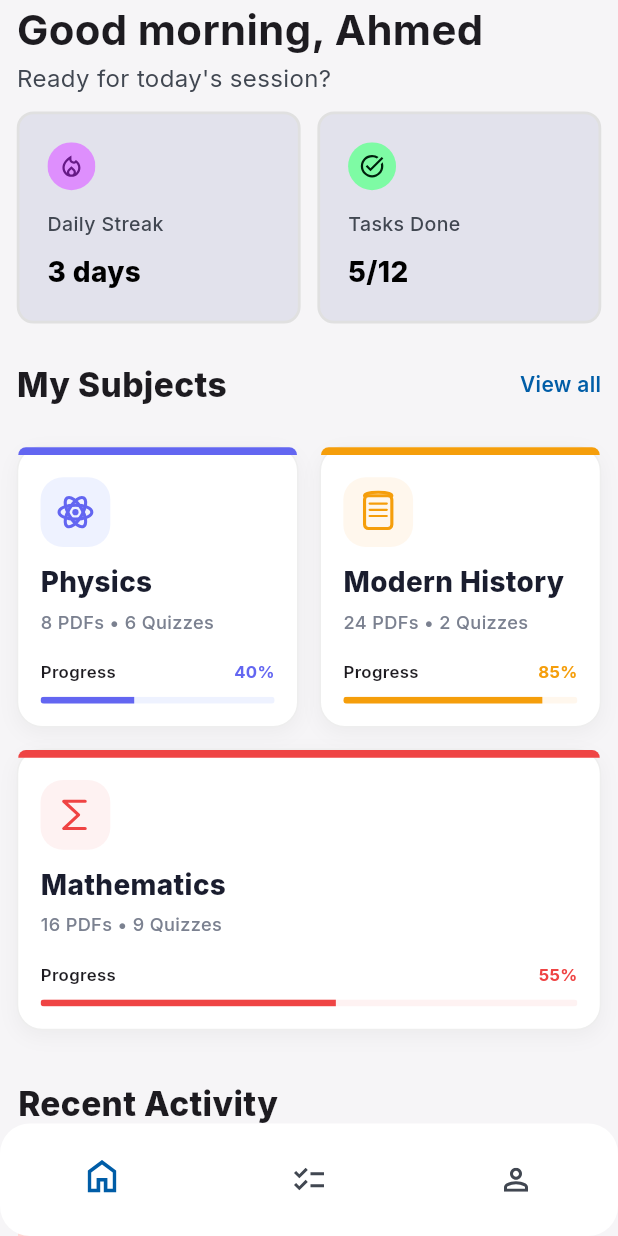
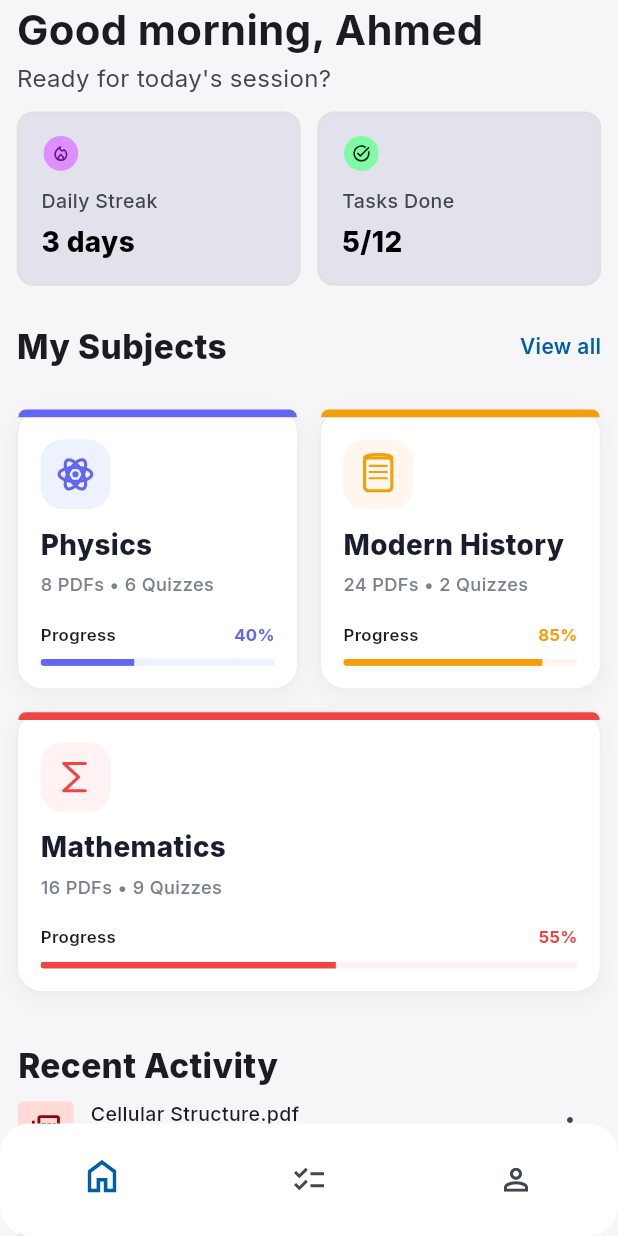
Before and after one commit to ahmedEhab10/study_flow, a Flutter app: the MainLayout screen opened by its route, on a phone screen of 412 x 824 dp. Run offline on Flutter 3.47's test engine with Material 3 defaults, Android fonts, the phone set to English and light mode, and no system bars; our stand-ins replace dots_indicator, flutter_screenutil, flutter_svg, google_fonts; project files that could hold a hidden picture were left out.

Commit message:
fix some error in ui

```diff
--- a/lib/Core/Helper/delay_funcation.dart
+++ b/lib/Core/Helper/delay_funcation.dart
@@ -1,5 +1,4 @@
-void delayFunction(int seconds, {Function? function}) async {
-  await Future.delayed(Duration(seconds: seconds), () {
-    function!();
-  });
+Future<void> delayFunction(int seconds, {void Function()? function}) async {
+  await Future.delayed(Duration(seconds: seconds));
+  function?.call();
 }
--- a/lib/Core/Helper/subject_icon_pranter.dart
+++ b/lib/Core/Helper/subject_icon_pranter.dart
@@ -1,4 +1,4 @@
-import 'package:flutter/cupertino.dart';
+import 'package:flutter/material.dart';
 import 'package:study_flow/Core/Models/Subject_Model.dart';
 
 class SubjectIconWidget extends StatelessWidget {
@@ -114,7 +114,7 @@ class _SubjectIconPainter extends CustomPainter {
 
     // rungs
     final rungPaint = Paint()
-      ..color = p.color.withOpacity(0.5)
+      ..color = p.color.withValues(alpha: 0.5)
       ..strokeWidth = p.strokeWidth * 0.7
       ..strokeCap = StrokeCap.round;
     for (double t = 0.28; t <= 0.72; t += 0.22) {
@@ -220,7 +220,7 @@ class _SubjectIconPainter extends CustomPainter {
     liquidPath.lineTo(s.width * 0.88, s.height * 0.88);
     liquidPath.lineTo(s.width * 0.12, s.height * 0.88);
     liquidPath.close();
-    canvas.drawPath(liquidPath, f..color = f.color.withOpacity(0.35));
+    canvas.drawPath(liquidPath, f..color = f.color.withValues(alpha: 0.35));
 
     // top stopper line
     canvas.drawLine(
@@ -302,7 +302,7 @@ class _SubjectIconPainter extends CustomPainter {
 
     // lines on left
     final linePaint = Paint()
-      ..color = p.color.withOpacity(0.5)
+      ..color = p.color.withValues(alpha: 0.5)
       ..strokeWidth = p.strokeWidth * 0.6
       ..strokeCap = StrokeCap.round;
     for (double y = 0.35; y <= 0.68; y += 0.12) {
@@ -414,5 +414,7 @@ class _SubjectIconPainter extends CustomPainter {
   }
 
   @override
-  bool shouldRepaint(covariant CustomPainter oldDelegate) => false;
+  bool shouldRepaint(covariant _SubjectIconPainter oldDelegate) {
+    return oldDelegate.icon != icon || oldDelegate.color != color;
+  }
 }
--- a/lib/Core/Routes_Manager/routes_manager.dart
+++ b/lib/Core/Routes_Manager/routes_manager.dart
@@ -8,10 +8,12 @@ class RoutesManager {
   static Route? onGenerateRoute(RouteSettings settings) {
     switch (settings.name) {
       case Routes.splash:
-        return CupertinoPageRoute(builder: (context) => SplashScreen());
+        return CupertinoPageRoute(builder: (context) => const SplashScreen());
 
       case Routes.onboarding:
-        return CupertinoPageRoute(builder: (context) => OnboardingScreen());
+        return CupertinoPageRoute(
+          builder: (context) => const OnboardingScreen(),
+        );
 
       case Routes.main_layout:
         return CupertinoPageRoute(builder: (context) => const MainLayout());
--- a/lib/Core/Widgets/custom_elevated_button.dart
+++ b/lib/Core/Widgets/custom_elevated_button.dart
@@ -1,4 +1,3 @@
-import 'package:flutter/cupertino.dart';
 import 'package:flutter/material.dart';
 import 'package:study_flow/Core/resources/Colors_Manager.dart';
 
--- a/lib/features/Onboarding/Presentation/Widgets/onboardin_screen_body.dart
+++ b/lib/features/Onboarding/Presentation/Widgets/onboardin_screen_body.dart
@@ -1,5 +1,4 @@
 import 'package:dots_indicator/dots_indicator.dart';
-import 'package:flutter/cupertino.dart';
 import 'package:flutter/material.dart';
 import 'package:google_fonts/google_fonts.dart';
 import 'package:study_flow/Core/Routes_Manager/routes.dart';
--- a/lib/features/Onboarding/Presentation/Widgets/onboarding_screen_one.dart
+++ b/lib/features/Onboarding/Presentation/Widgets/onboarding_screen_one.dart
@@ -1,4 +1,3 @@
-import 'package:flutter/cupertino.dart';
 import 'package:flutter/material.dart';
 import 'package:study_flow/Core/Utils/app_assets.dart';
 import 'package:study_flow/Core/resources/Colors_Manager.dart';
--- a/lib/features/Onboarding/Presentation/Widgets/onboarding_screen_three.dart
+++ b/lib/features/Onboarding/Presentation/Widgets/onboarding_screen_three.dart
@@ -1,4 +1,4 @@
-import 'package:flutter/cupertino.dart';
+import 'package:flutter/material.dart';
 import 'package:study_flow/Core/Utils/app_assets.dart';
 import 'package:study_flow/Core/resources/Colors_Manager.dart';
 
--- a/lib/features/Onboarding/Presentation/Widgets/onboarding_screen_two.dart
+++ b/lib/features/Onboarding/Presentation/Widgets/onboarding_screen_two.dart
@@ -1,4 +1,4 @@
-import 'package:flutter/cupertino.dart';
+import 'package:flutter/material.dart';
 import 'package:study_flow/Core/Utils/app_assets.dart';
 import 'package:study_flow/Core/resources/Colors_Manager.dart';
 
--- a/lib/features/Onboarding/Presentation/onboarding_screen.dart
+++ b/lib/features/Onboarding/Presentation/onboarding_screen.dart
@@ -1,4 +1,3 @@
-import 'package:flutter/cupertino.dart';
 import 'package:flutter/material.dart';
 import 'package:study_flow/features/Onboarding/Presentation/Widgets/onboardin_screen_body.dart';
 
--- a/lib/features/Splash/presentation/widget/splash_screen_body.dart
+++ b/lib/features/Splash/presentation/widget/splash_screen_body.dart
@@ -1,8 +1,6 @@
-import 'package:flutter/cupertino.dart';
 import 'package:flutter/material.dart';
 import 'package:study_flow/Core/Helper/delay_funcation.dart';
 import 'package:study_flow/Core/Routes_Manager/routes.dart';
-import 'package:study_flow/Core/Utils/app_assets.dart';
 
 class SplashScreenBody extends StatefulWidget {
   const SplashScreenBody({super.key});
@@ -14,10 +12,14 @@ class SplashScreenBody extends StatefulWidget {
 class _SplashScreenBodyState extends State<SplashScreenBody> {
   @override
   void initState() {
+    super.initState();
+
     delayFunction(
       2,
-      function: () =>
-          Navigator.pushReplacementNamed(context, Routes.onboarding),
+      function: () {
+        if (!mounted) return;
+        Navigator.pushReplacementNamed(context, Routes.onboarding);
+      },
     );
   }
 
--- a/lib/features/main/Home/presentation/Home_screen.dart
+++ b/lib/features/main/Home/presentation/Home_screen.dart
@@ -6,6 +6,6 @@ class HomeScreen extends StatelessWidget {
 
   @override
   Widget build(BuildContext context) {
-    return Scaffold(body: SafeArea(child: HomeScreenBody()));
+    return const Scaffold(body: SafeArea(child: HomeScreenBody()));
   }
 }
--- a/lib/features/main/Home/presentation/widgets/SubjectCardAi.dart
+++ b/lib/features/main/Home/presentation/widgets/SubjectCardAi.dart
@@ -1,4 +1,3 @@
-import 'package:flutter/cupertino.dart';
 import 'package:flutter/material.dart';
 import 'package:study_flow/Core/Helper/subject_icon_pranter.dart';
 import 'package:study_flow/Core/Models/Subject_Model.dart';
@@ -59,12 +58,12 @@ class _SubjectCardState extends State<SubjectCard>
             borderRadius: BorderRadius.circular(20),
             boxShadow: [
               BoxShadow(
-                color: s.accent.withOpacity(0.10),
+                color: s.accent.withValues(alpha: 0.10),
                 blurRadius: 18,
                 offset: const Offset(0, 6),
               ),
               BoxShadow(
-                color: Colors.black.withOpacity(0.04),
+                color: Colors.black.withValues(alpha: 0.04),
                 blurRadius: 6,
                 offset: const Offset(0, 2),
               ),
--- a/lib/features/main/Home/presentation/widgets/information_item.dart
+++ b/lib/features/main/Home/presentation/widgets/information_item.dart
@@ -1,9 +1,7 @@
-import 'package:flutter/cupertino.dart';
 import 'package:flutter/material.dart';
 import 'package:flutter_screenutil/flutter_screenutil.dart';
 import 'package:flutter_svg/flutter_svg.dart';
 import 'package:google_fonts/google_fonts.dart';
-import 'package:study_flow/Core/Utils/app_assets.dart';
 
 class InformationItem extends StatelessWidget {
   const InformationItem({
@@ -12,43 +10,48 @@ class InformationItem extends StatelessWidget {
     required this.icon,
     required this.theinfo,
   });
-  final String title, icon, theinfo;
+
+  final String title;
+  final String icon;
+  final String theinfo;
 
   @override
   Widget build(BuildContext context) {
     return Container(
-      padding: EdgeInsets.all(20.r),
-      // height: 135.h,
-      width: 160.w,
+      width: double.infinity,
+      padding: EdgeInsets.all(16.r),
       decoration: BoxDecoration(
-        color: Color(0xffE2E2EC),
+        color: const Color(0xffE2E2EC),
         borderRadius: BorderRadius.circular(12.r),
-        border: Border.fromBorderSide(
-          BorderSide(color: Colors.grey.shade300, width: 2.w),
-        ),
+        border: Border.all(color: Colors.grey.shade300, width: 1.5),
       ),
       child: Column(
         crossAxisAlignment: CrossAxisAlignment.start,
+        mainAxisSize: MainAxisSize.min,
         children: [
-          SvgPicture.asset(icon),
+          SvgPicture.asset(icon, width: 28.r, height: 28.r),
           SizedBox(height: 8.h),
           Text(
             title,
+            maxLines: 1,
+            overflow: TextOverflow.ellipsis,
             style: GoogleFonts.inter(
               color: const Color(0xFF414751),
               fontSize: 14.sp,
               fontWeight: FontWeight.w500,
-              height: 1.50,
+              height: 1.35,
             ),
           ),
-          SizedBox(height: 8.h),
+          SizedBox(height: 6.h),
           Text(
             theinfo,
+            maxLines: 1,
+            overflow: TextOverflow.ellipsis,
             style: GoogleFonts.inter(
-              color: const Color.fromARGB(255, 0, 0, 0),
+              color: Colors.black,
               fontSize: 20.sp,
               fontWeight: FontWeight.w800,
-              height: 1.50,
+              height: 1.35,
             ),
           ),
         ],
--- a/lib/features/main/Home/presentation/widgets/information_list.dart
+++ b/lib/features/main/Home/presentation/widgets/information_list.dart
@@ -1,4 +1,4 @@
-import 'package:flutter/cupertino.dart';
+import 'package:flutter/material.dart';
 import 'package:flutter_screenutil/flutter_screenutil.dart';
 import 'package:study_flow/Core/Utils/app_assets.dart';
 import 'package:study_flow/features/main/Home/presentation/widgets/information_item.dart';
@@ -8,19 +8,40 @@ class InformationList extends StatelessWidget {
 
   @override
   Widget build(BuildContext context) {
+    return LayoutBuilder(
+      builder: (context, constraints) {
+        final isNarrow = constraints.maxWidth < 340;
+
+        if (isNarrow) {
+          return Column(
+            children: [
+              const InformationItem(
+                title: 'Daily Streak',
+                icon: Assets.svgsStreak,
+                theinfo: '3 days',
+              ),
+              SizedBox(height: 12.h),
+              const InformationItem(
+                title: 'Tasks Done',
+                icon: Assets.svgsDone,
+                theinfo: '5/12',
+              ),
+            ],
+          );
+        }
+
         return Row(
           children: [
-        Expanded(
-          child: const InformationItem(
+            const Expanded(
+              child: InformationItem(
                 title: 'Daily Streak',
                 icon: Assets.svgsStreak,
                 theinfo: '3 days',
               ),
             ),
             SizedBox(width: 12.w),
-
-        Expanded(
-          child: const InformationItem(
+            const Expanded(
+              child: InformationItem(
                 title: 'Tasks Done',
                 icon: Assets.svgsDone,
                 theinfo: '5/12',
@@ -28,5 +49,7 @@ class InformationList extends StatelessWidget {
             ),
           ],
         );
+      },
+    );
   }
 }
--- a/lib/features/main/Home/presentation/widgets/recent_active.dart
+++ b/lib/features/main/Home/presentation/widgets/recent_active.dart
@@ -1,4 +1,3 @@
-import 'package:flutter/cupertino.dart';
 import 'package:flutter/material.dart';
 import 'package:flutter_screenutil/flutter_screenutil.dart';
 import 'package:flutter_svg/svg.dart';
@@ -10,15 +9,20 @@ class RecentActiveitem extends StatelessWidget {
 
   @override
   Widget build(BuildContext context) {
-    return Row(
+    return Padding(
+      padding: EdgeInsets.symmetric(vertical: 6.h),
+      child: Row(
         children: [
-        SvgPicture.asset(Assets.svgsPdfSvg),
+          SvgPicture.asset(Assets.svgsPdfSvg, width: 40.r, height: 40.r),
           SizedBox(width: 12.w),
-        Column(
+          Expanded(
+            child: Column(
               crossAxisAlignment: CrossAxisAlignment.start,
               children: [
                 Text(
                   'Cellular Structure.pdf',
+                  maxLines: 1,
+                  overflow: TextOverflow.ellipsis,
                   style: GoogleFonts.inter(
                     fontSize: 14.sp,
                     fontWeight: FontWeight.w500,
@@ -26,21 +30,26 @@ class RecentActiveitem extends StatelessWidget {
                 ),
                 SizedBox(height: 4.h),
                 Text(
-              'Biology • Opened 2 hours ago',
+                  'Biology - Opened 2 hours ago',
+                  maxLines: 1,
+                  overflow: TextOverflow.ellipsis,
                   style: GoogleFonts.inter(
                     fontSize: 12.sp,
                     fontWeight: FontWeight.w500,
-                color: Color(0xff414751),
+                    color: const Color(0xff414751),
                   ),
                 ),
               ],
             ),
-        const Spacer(),
+          ),
+          SizedBox(width: 8.w),
           IconButton(
             onPressed: () {},
+            visualDensity: VisualDensity.compact,
             icon: const Icon(Icons.more_vert_outlined),
           ),
         ],
+      ),
     );
   }
 }
--- a/lib/features/main/Profile/presentation/profile_screen.dart
+++ b/lib/features/main/Profile/presentation/profile_screen.dart
@@ -1,4 +1,3 @@
-import 'package:flutter/cupertino.dart';
 import 'package:flutter/material.dart';
 
 class ProfileScreen extends StatelessWidget {
--- a/lib/features/main/Tasks/presentation/Tasks_screen.dart
+++ b/lib/features/main/Tasks/presentation/Tasks_screen.dart
@@ -1,4 +1,3 @@
-import 'package:flutter/cupertino.dart';
 import 'package:flutter/material.dart';
 
 class TasksScreen extends StatelessWidget {
```
Lines whose indentation alone changed are shown as unchanged.
